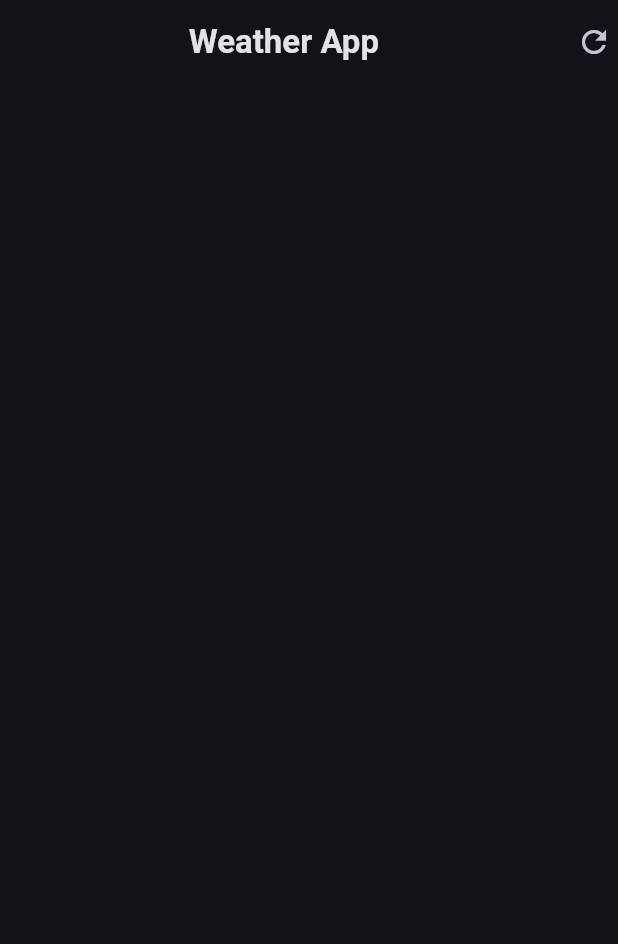
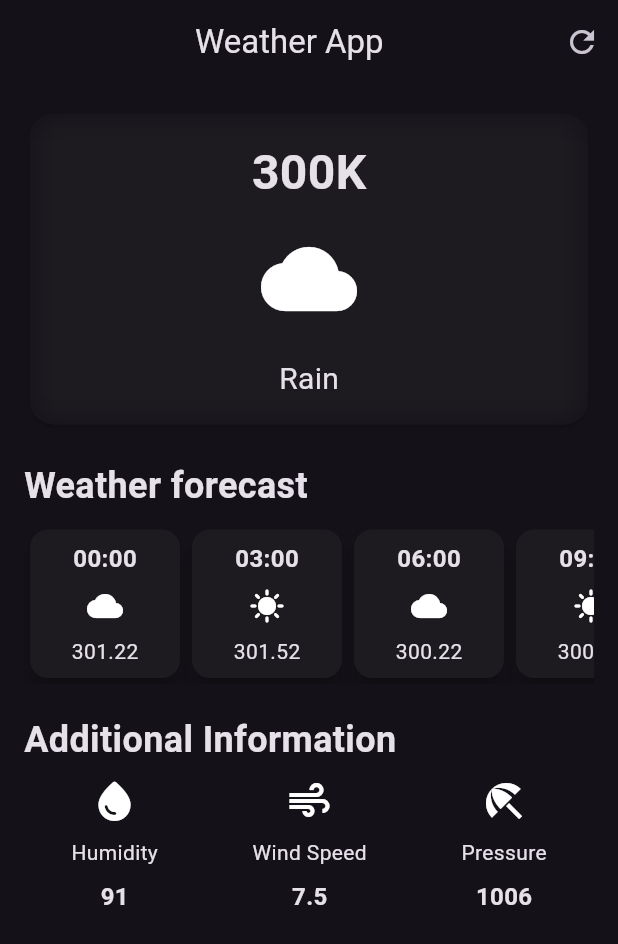
Before and after one commit to sanket92011/weather_app, a Flutter app: the screen it shows after launch, on a phone screen of 412 x 824 dp. Shown: the top 944 px of the screen. Run offline on Flutter 3.47's test engine with Material 3 defaults, Android fonts, the phone set to English and light mode, and no system bars.

Commit message:
Completed designs

```diff
--- a/lib/pages/weather_screen.dart
+++ b/lib/pages/weather_screen.dart
@@ -1,4 +1,8 @@
+import 'dart:ui';
 import 'package:flutter/material.dart';
+import 'package:weather/widgets/additional_info.dart';
+import 'package:weather/widgets/custom_app_bar.dart';
+import 'package:weather/widgets/hourly_forecast.dart';
 
 class WeatherScreen extends StatelessWidget {
   const WeatherScreen({super.key});
@@ -6,21 +10,116 @@ class WeatherScreen extends StatelessWidget {
   @override
   Widget build(BuildContext context) {
     return Scaffold(
-      body: const Column(
-        children: [],
+      appBar: CustomAppbar(
+        title: const Text("    Weather App"),
+        useCustomIcon: false,
+        isCenter: true,
+        onClick: () {},
+        icon: Icons.refresh,
+        imagePath: '',
       ),
-      appBar: AppBar(
-        actions: const [
-          Padding(
-            padding: EdgeInsets.only(right: 4),
-            child: Icon(Icons.refresh),
-          )
-        ],
-        title: const Center(
-          child: Text(
-            "Weather App ",
-            style: TextStyle(fontWeight: FontWeight.bold),
-          ),
+      body: Padding(
+        padding: const EdgeInsets.all(16),
+        child: Column(
+          crossAxisAlignment: CrossAxisAlignment.start,
+          children: [
+            SizedBox(
+              width: double.infinity,
+              child: Card(
+                shape: RoundedRectangleBorder(
+                    borderRadius: BorderRadius.circular(16)),
+                child: ClipRRect(
+                  borderRadius: BorderRadius.circular(16),
+                  child: BackdropFilter(
+                    filter: ImageFilter.blur(sigmaY: 10, sigmaX: 10),
+                    child: const Padding(
+                      padding: EdgeInsets.all(16.0),
+                      child: Column(
+                        children: [
+                          Text(
+                            "300K",
+                            style: TextStyle(
+                                fontWeight: FontWeight.bold, fontSize: 32),
+                          ),
+                          SizedBox(height: 16),
+                          Icon(Icons.cloud, size: 64),
+                          SizedBox(height: 20),
+                          Text(
+                            "Rain",
+                            style: TextStyle(fontSize: 20),
+                          )
+                        ],
+                      ),
+                    ),
+                  ),
+                ),
+              ),
+            ),
+            const SizedBox(height: 20),
+            const Text(
+              "Weather forecast",
+              style: TextStyle(fontSize: 24, fontWeight: FontWeight.bold),
+            ),
+            const SizedBox(height: 8),
+            const SingleChildScrollView(
+              scrollDirection: Axis.horizontal,
+              child: Row(
+                children: [
+                  HourlyForecast(
+                    icon: Icons.cloud,
+                    temperature: "301.22",
+                    time: "00:00",
+                  ),
+                  HourlyForecast(
+                    icon: Icons.sunny,
+                    temperature: "301.52",
+                    time: "03:00",
+                  ),
+                  HourlyForecast(
+                    icon: Icons.cloud,
+                    temperature: "300.22",
+                    time: "06:00",
+                  ),
+                  HourlyForecast(
+                    icon: Icons.sunny,
+                    temperature: "300.12",
+                    time: "09:00",
+                  ),
+                  HourlyForecast(
+                    icon: Icons.cloud,
+                    temperature: "301.22",
+                    time: "12:00",
+                  ),
+                ],
+              ),
+            ),
+            const SizedBox(height: 20),
+            const Text(
+              "Additional Information",
+              style: TextStyle(fontSize: 24, fontWeight: FontWeight.bold),
+            ),
+            const SizedBox(height: 8),
+            const Row(
+              mainAxisAlignment: MainAxisAlignment.spaceAround,
+              children: [
+                AdditionalInfo(
+                  image: Icons.water_drop_rounded,
+                  infoText: 'Humidity',
+                  value: '91',
+                ),
+                AdditionalInfo(
+                  image: Icons.air,
+                  infoText: 'Wind Speed',
+                  value: '7.5',
+                ),
+                AdditionalInfo(
+                  image: Icons.beach_access,
+                  infoText: 'Pressure',
+                  value: '1006',
+                ),
+              ],
+            )
+          ],
         ),
       ),
     );
--- /dev/null
+++ b/lib/widgets/additional_info.dart
@@ -0,0 +1,33 @@
+import 'package:flutter/material.dart';
+
+class AdditionalInfo extends StatelessWidget {
+  const AdditionalInfo({
+    super.key,
+    required this.image,
+    required this.infoText,
+    required this.value,
+  });
+
+  final IconData image;
+  final String infoText;
+  final String value;
+
+  @override
+  Widget build(BuildContext context) {
+    return Column(
+      children: [
+        Icon(
+          image,
+          size: 32,
+        ),
+        const SizedBox(height: 8),
+        Text(infoText),
+        const SizedBox(height: 8),
+        Text(
+          value,
+          style: const TextStyle(fontSize: 16, fontWeight: FontWeight.bold),
+        )
+      ],
+    );
+  }
+}
--- /dev/null
+++ b/lib/widgets/custom_app_bar.dart
@@ -0,0 +1,34 @@
+import 'package:flutter/material.dart';
+
+class CustomAppbar extends StatelessWidget implements PreferredSizeWidget {
+  CustomAppbar(
+      {super.key,
+      required this.title,
+      required this.useCustomIcon,
+      required this.isCenter,
+      required this.onClick,
+      required this.imagePath,
+      required this.icon});
+
+  final Text title;
+  final IconData icon;
+  final bool useCustomIcon;
+  bool isCenter = false;
+  final VoidCallback onClick;
+  final String imagePath;
+
+  @override
+  Widget build(BuildContext context) {
+    return AppBar(
+      title: isCenter ? Center(child: title) : title,
+      actions: [
+        IconButton(
+            onPressed: onClick,
+            icon: useCustomIcon ? Image.asset(imagePath) : Icon(icon))
+      ],
+    );
+  }
+
+  @override
+  Size get preferredSize => const Size.fromHeight(kToolbarHeight);
+}
--- /dev/null
+++ b/lib/widgets/hourly_forecast.dart
@@ -0,0 +1,42 @@
+import 'package:flutter/material.dart';
+
+class HourlyForecast extends StatelessWidget {
+  const HourlyForecast({
+    super.key,
+    required this.time,
+    required this.temperature,
+    required this.icon,
+  });
+
+  final String time;
+  final String temperature;
+  final IconData icon;
+
+  @override
+  Widget build(BuildContext context) {
+    return Card(
+      elevation: 6,
+      child: Container(
+        width: 100,
+        decoration: BoxDecoration(
+          borderRadius: BorderRadius.circular(12),
+        ),
+        padding: const EdgeInsets.all(8.0),
+        child: Column(
+          children: [
+            Text(
+              time,
+              style: const TextStyle(fontSize: 16, fontWeight: FontWeight.bold),
+            ),
+            const SizedBox(height: 8),
+            Icon(icon),
+            const SizedBox(height: 8),
+            Text(
+              temperature,
+            ),
+          ],
+        ),
+      ),
+    );
+  }
+}
```
